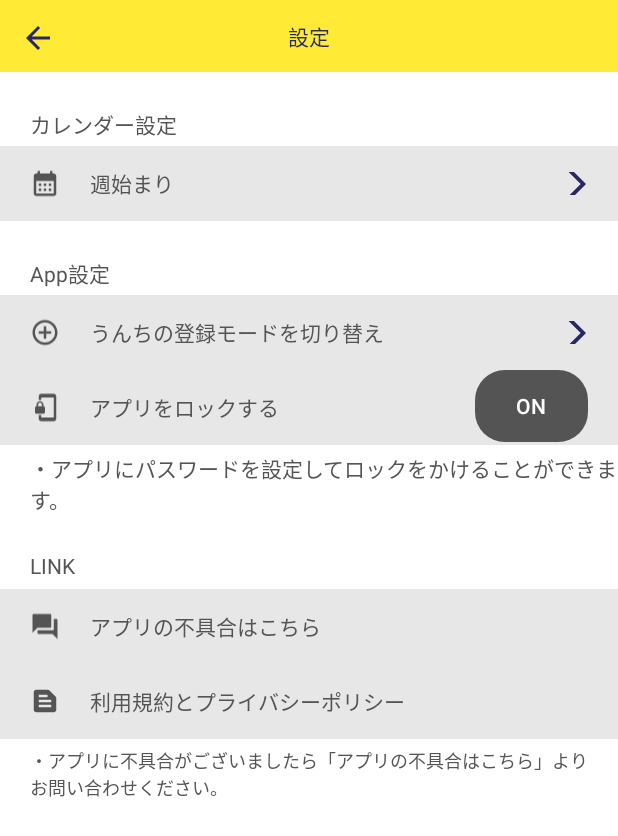
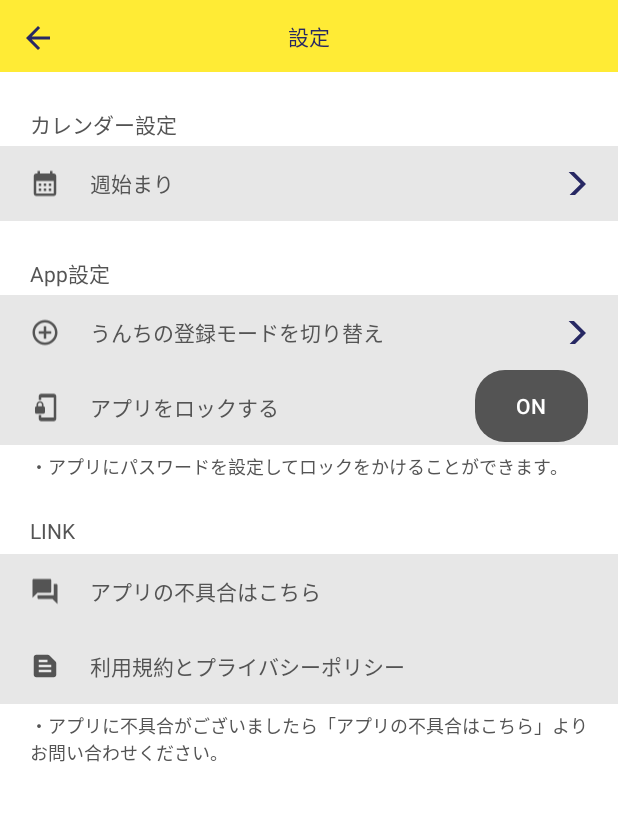
Before and after one commit to amefure/Android-KyounoUnchi, an Android app: the fragment SettingFragment placed in its activity, on a phone screen of 412 x 824 dp. Shown: the top 836 px of the screen. Run offline under Robolectric (Android 15) with nearby library versions, the phone set to English and light mode, and no system bars; our stand-ins replace AdMob, Room's generated code, RxJava; 3 statements that could not run were skipped.

Commit message:
UI調整とリリースビルド

```diff
--- a/app/build.gradle
+++ b/app/build.gradle
@@ -13,8 +13,8 @@ android {
         applicationId "com.amefure.unchilog"
         minSdk 24
         targetSdk 33
-        versionCode 2
-        versionName "1.1.0"
+        versionCode 3
+        versionName "1.2.0"
 
         testInstrumentationRunner "androidx.test.runner.AndroidJUnitRunner"
     }
--- a/app/src/main/res/layout/fragment_setting.xml
+++ b/app/src/main/res/layout/fragment_setting.xml
@@ -203,7 +203,8 @@
                     android:layout_marginStart="20dp"
                     android:layout_weight="1"
                     android:text="@string/setting_app_lock_desc"
-                    android:textColor="@color/ex_text" />
+                    android:textColor="@color/ex_text"
+                    android:textSize="12sp" />
 
             </LinearLayout>
 
```
